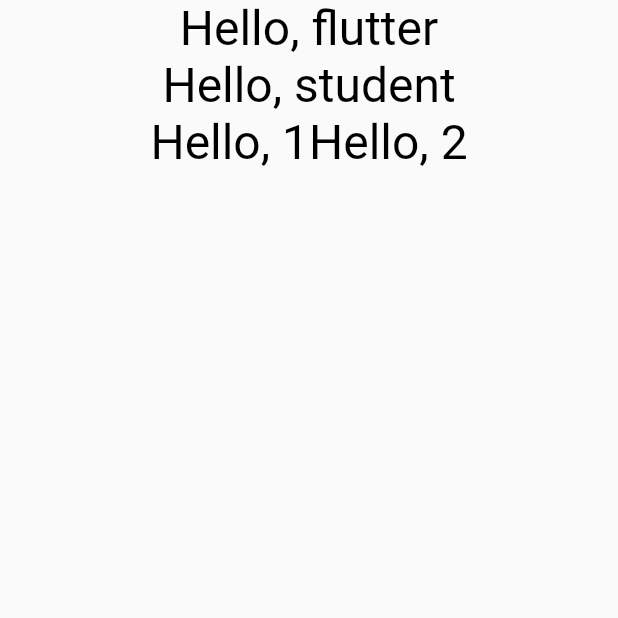
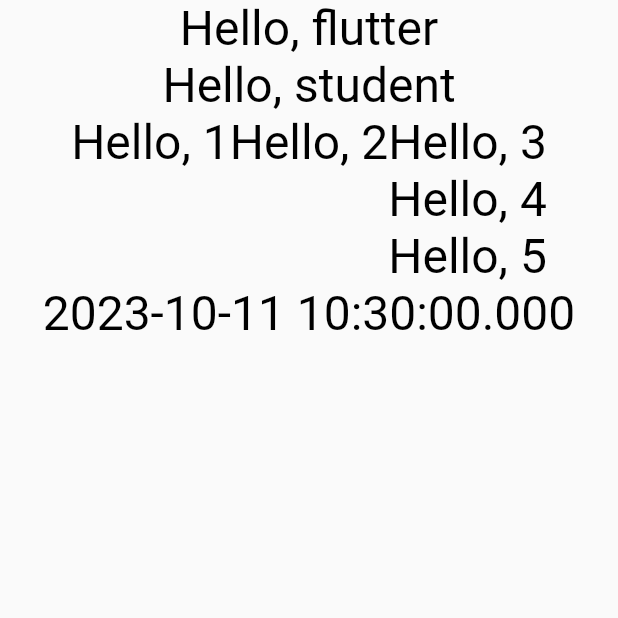
Before and after one commit to onlyone020608/202101175, a Flutter app: the screen it shows after launch, on a phone screen of 412 x 824 dp, the top half of it. Run offline on Flutter 3.47's test engine with Material 2 defaults, Android fonts, the phone set to English and light mode, and no system bars.

Commit message:
시간까지 추가

```diff
--- a/lib/main.dart
+++ b/lib/main.dart
@@ -28,6 +28,7 @@ class testWidget extends StatelessWidget {
           ),
           Row(
             mainAxisAlignment: MainAxisAlignment.center,
+            crossAxisAlignment: CrossAxisAlignment.start,
             children: [
               Text(
                 "Hello, 1",
@@ -37,8 +38,27 @@ class testWidget extends StatelessWidget {
                 "Hello, 2",
                 style: TextStyle(fontSize: 32, color: Colors.black),
               ),
-
+              Column(
+                children: [
+                  Text(
+                    "Hello, 3",
+                    style: TextStyle(fontSize: 32, color: Colors.black),
+                  ),
+                  Text(
+                    "Hello, 4",
+                    style: TextStyle(fontSize: 32, color: Colors.black),
+                  ),
+                  Text(
+                    "Hello, 5",
+                    style: TextStyle(fontSize: 32, color: Colors.black),
+                  ),
+                ],
+              ),
             ],
+          ),
+          Text(
+            DateTime.now().toString(),
+            style: TextStyle(fontSize: 32, color: Colors.black),
           ),
         ],
       ),
```
